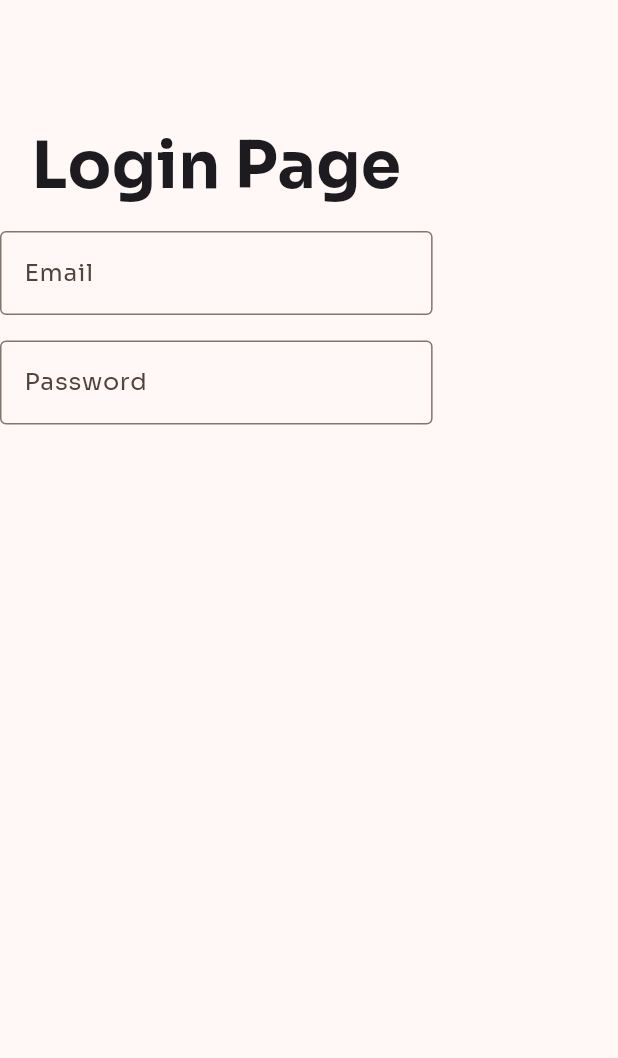
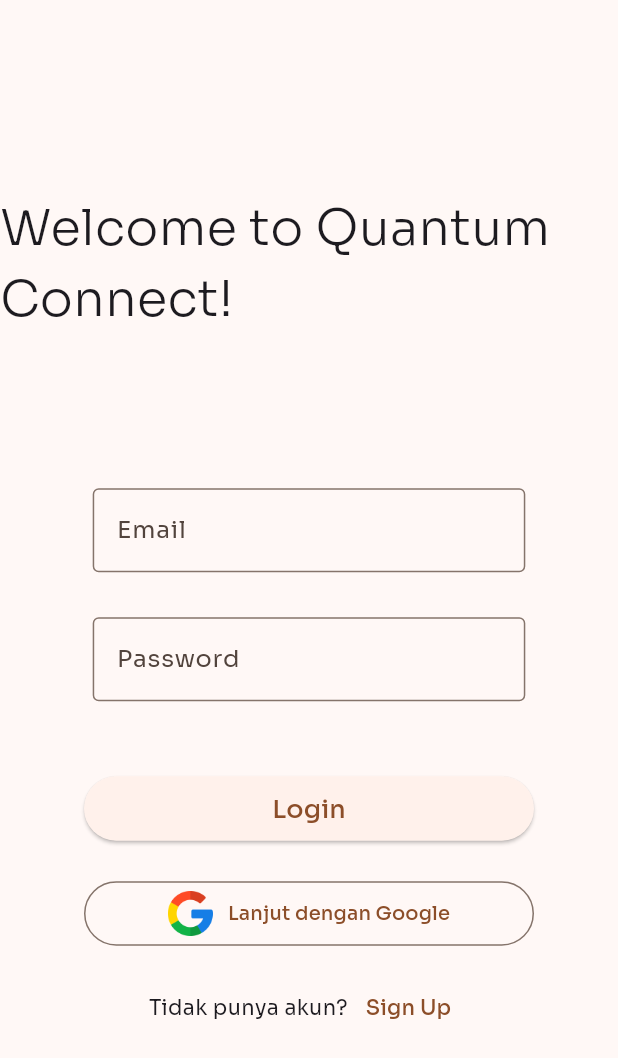
Before and after one commit to Yuzuru07/Kontak, a Flutter app: the screen it shows after launch, on a phone screen of 412 x 824 dp. Shown: the top 1058 px of the screen. Run offline on Flutter 3.47's test engine with Material 3 defaults, Android fonts, the phone set to English and light mode, and no system bars; our stand-ins replace firebase_core, google_fonts; accounts and stored records are empty.

Commit message:
menyelesaikan UI untuk login page

```diff
--- a/lib/main.dart
+++ b/lib/main.dart
@@ -20,6 +20,7 @@ class MyApp extends StatelessWidget {
   Widget build(BuildContext context) {
     return MaterialApp(
       title: 'Quantum Connect',
+      debugShowCheckedModeBanner: false,
       theme: ThemeData(
         textTheme: GoogleFonts.soraTextTheme(),
         colorScheme: ColorScheme.fromSeed(seedColor: Colors.orange.shade800),
--- a/lib/views/login_page.dart
+++ b/lib/views/login_page.dart
@@ -9,34 +9,86 @@ class LoginPG extends StatefulWidget {
 }
 
 class _LoginPGState extends State<LoginPG> {
+  final TextEditingController _emailCont = TextEditingController();
+  final TextEditingController _passCont = TextEditingController();
   @override
   Widget build(BuildContext context) {
     return Scaffold(
       body: Column(
+        mainAxisAlignment: MainAxisAlignment.center,
         children: [
-          const SizedBox(height: 80),
           Text(
-            "Login Page",
-            style: GoogleFonts.sora(fontSize: 43, fontWeight: FontWeight.w700),
+            "Welcome to Quantum Connect!",
+            style: GoogleFonts.sora(fontSize: 33, fontWeight: FontWeight.w300),
           ),
           const SizedBox(
-            height: 13,
+            height: 103,
           ),
           SizedBox(
               width: MediaQuery.of(context).size.width * .7,
               child: TextFormField(
+                controller: _emailCont,
                 decoration: const InputDecoration(
                     border: OutlineInputBorder(), label: Text("Email")),
               )),
           const SizedBox(
-            height: 17,
+            height: 30,
           ),
           SizedBox(
               width: MediaQuery.of(context).size.width * .7,
               child: TextFormField(
+                controller: _passCont,
                 decoration: const InputDecoration(
                     border: OutlineInputBorder(), label: Text("Password")),
               )),
+          const SizedBox(
+            height: 50,
+          ),
+          SizedBox(
+            height: 43,
+            width: 300,
+            child: ElevatedButton(
+                onPressed: () {},
+                child: const Text(
+                  "Login",
+                  style: TextStyle(fontSize: 17),
+                )),
+          ),
+          const SizedBox(
+            height: 27,
+          ),
+          SizedBox(
+              height: 43,
+              width: 300,
+              child: OutlinedButton(
+                  onPressed: () {},
+                  child: Row(
+                    mainAxisAlignment: MainAxisAlignment.center,
+                    children: [
+                      Image.asset(
+                        "img/google.png",
+                        height: 30,
+                        width: 30,
+                      ),
+                      const SizedBox(
+                        width: 10,
+                      ),
+                      const Text(
+                        "Lanjut dengan Google",
+                        style: TextStyle(fontSize: 13),
+                      )
+                    ],
+                  ))),
+          const SizedBox(
+            height: 17,
+          ),
+          Row(
+            mainAxisAlignment: MainAxisAlignment.center,
+            children: [
+              const Text("Tidak punya akun?"),
+              TextButton(onPressed: () {}, child: const Text("Sign Up"))
+            ],
+          )
         ],
       ),
     );
--- a/pubspec.yaml
+++ b/pubspec.yaml
@@ -61,9 +61,9 @@ flutter:
   uses-material-design: true
 
   # To add assets to your application, add an assets section, like this:
-  # assets:
-  #   - images/a_dot_burr.jpeg
-  #   - images/a_dot_ham.jpeg
+  assets:
+    - img/
+
 
   # An image asset can refer to one or more resolution-specific "variants", see
   # https://flutter.dev/assets-and-images/#resolution-aware
```
Also changed, not shown: img/apple.png (added), img/google.png (added), 1 other file.
